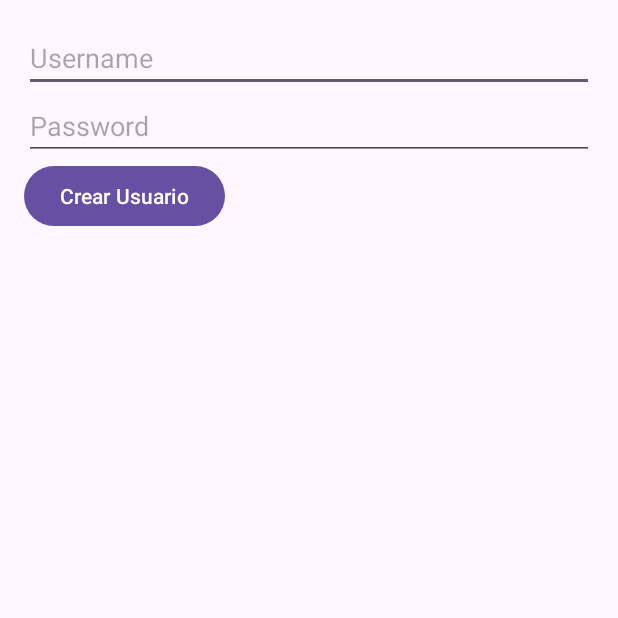
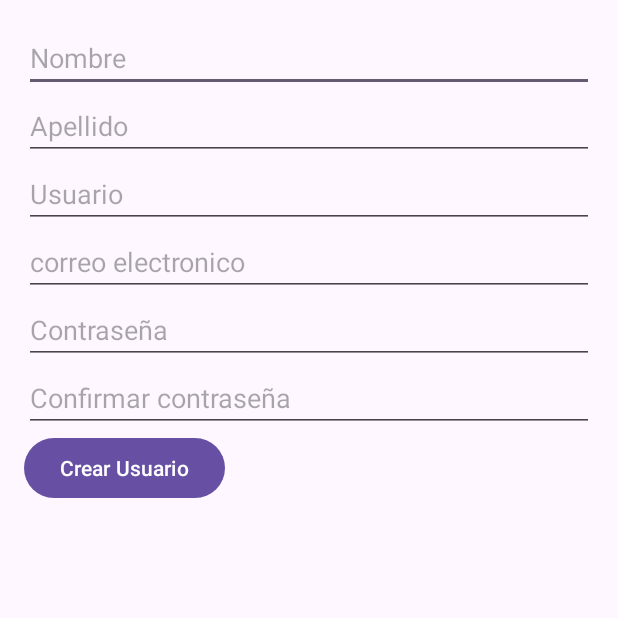
Before and after one commit to Will0695/FAWHA, an Android app: the NewUser screen opened directly, with no data from a screen before it, after a tap on "Crear Usuario", on a phone screen of 412 x 824 dp, the top half of it. Run offline under Robolectric (Android 15) with nearby library versions, the phone set to English and light mode, and no system bars; network calls fail.

Commit message:
PESTAÑA INGRESO USUARIOS- By William

```diff
--- a/app/src/main/java/com/example/pruebafinalis/NewUser.java
+++ b/app/src/main/java/com/example/pruebafinalis/NewUser.java
@@ -7,55 +7,60 @@ import android.widget.Button;
 import android.widget.EditText;
 import android.widget.Toast;
 
-import androidx.activity.EdgeToEdge;
-import androidx.appcompat.app.AppCompatActivity;
-import androidx.core.graphics.Insets;
-import androidx.core.view.ViewCompat;
-import androidx.core.view.WindowInsetsCompat;
-
-import org.jetbrains.annotations.Nullable;
-
 import androidx.appcompat.app.AppCompatActivity;
 
 public class NewUser extends AppCompatActivity {
-    private EditText usernameEditText;
-    private EditText passwordEditText;
+
+    private EditText usernameEditText, apellidoEditText, nombre_usuarioEditText, correoEditText, passwordEditText, confirpasswordEditText;
+    private Button crearButton;
 
     @Override
     protected void onCreate(Bundle savedInstanceState) {
         super.onCreate(savedInstanceState);
         setContentView(R.layout.activity_new_user);
 
+        // Inicializar vistas
         usernameEditText = findViewById(R.id.usernameEditText);
+        apellidoEditText = findViewById(R.id.apellidoEditText);
+        nombre_usuarioEditText = findViewById(R.id.nombre_usuarioEditText);
+        correoEditText = findViewById(R.id.correoEditText);
         passwordEditText = findViewById(R.id.passwordEditText);
+        confirpasswordEditText = findViewById(R.id.confirpasswordEditText);
+        crearButton = findViewById(R.id.crearButton);
 
-        Button crearButton = findViewById(R.id.crearButton);
+        // Configurar el botón de crear usuario
         crearButton.setOnClickListener(new View.OnClickListener() {
             @Override
             public void onClick(View v) {
-                crearUsuario();
+                // Obtener los valores ingresados por el usuario
+                String nombre = usernameEditText.getText().toString();
+                String apellido = apellidoEditText.getText().toString();
+                String nombreUsuario = nombre_usuarioEditText.getText().toString();
+                String correo = correoEditText.getText().toString();
+                String password = passwordEditText.getText().toString();
+                String confirmPassword = confirpasswordEditText.getText().toString();
+
+                // Verificar si se han ingresado todos los campos
+                if (nombre.isEmpty() || apellido.isEmpty() || nombreUsuario.isEmpty() || correo.isEmpty() || password.isEmpty() || confirmPassword.isEmpty()) {
+                    Toast.makeText(NewUser.this, "Por favor, complete todos los campos", Toast.LENGTH_SHORT).show();
+                    return;
+                }
+
+                // Verificar si las contraseñas coinciden
+                if (!password.equals(confirmPassword)) {
+                    Toast.makeText(NewUser.this, "Las contraseñas no coinciden", Toast.LENGTH_SHORT).show();
+                    return;
+                }
+
+                // Aquí puedes agregar la lógica para guardar el usuario en tu base de datos o realizar cualquier otra acción necesaria
+                // Por ahora, simplemente mostramos un mensaje de éxito
+                Toast.makeText(NewUser.this, "Usuario creado exitosamente", Toast.LENGTH_SHORT).show();
+
+                // Dirigir al usuario a la actividad Usuario
+                Intent intent = new Intent(NewUser.this, Usuario.class);
+                startActivity(intent);
+                finish(); // Opcional: para cerrar la actividad actual después de iniciar la actividad Usuario
             }
         });
     }
-
-    private void crearUsuario() {
-        String username = usernameEditText.getText().toString().trim();
-        String password = passwordEditText.getText().toString().trim();
-
-        if (username.isEmpty() || password.isEmpty()) {
-            Toast.makeText(this, "Por favor, complete todos los campos", Toast.LENGTH_SHORT).show();
-            return;
-        }
-
-        // Aquí puedes agregar la lógica para crear un nuevo usuario, por ejemplo, enviando los datos a un servidor
-        // Para este ejemplo, solo mostraré un mensaje de éxito
-
-        Toast.makeText(this, "Usuario creado exitosamente", Toast.LENGTH_SHORT).show();
-
-        // Opcionalmente, podrías redirigir al usuario a otra actividad
-        // Intent intent = new Intent(NewUser.this, AnotherActivity.class);
-        // startActivity(intent);
-        // finish();
-    }
-
 }
--- a/app/src/main/res/layout/activity_new_user.xml
+++ b/app/src/main/res/layout/activity_new_user.xml
@@ -11,13 +11,39 @@
         android:id="@+id/usernameEditText"
         android:layout_width="match_parent"
         android:layout_height="wrap_content"
-        android:hint="Username" />
+        android:hint="Nombre" />
+
+    <EditText
+        android:id="@+id/apellidoEditText"
+        android:layout_width="match_parent"
+        android:layout_height="wrap_content"
+        android:hint="Apellido " />
+
+    <EditText
+        android:id="@+id/nombre_usuarioEditText"
+        android:layout_width="match_parent"
+        android:layout_height="wrap_content"
+        android:hint="Usuario" />
+
+    <EditText
+        android:id="@+id/correoEditText"
+        android:layout_width="match_parent"
+        android:layout_height="wrap_content"
+        android:hint="correo electronico" />
+
 
     <EditText
         android:id="@+id/passwordEditText"
         android:layout_width="match_parent"
         android:layout_height="wrap_content"
-        android:hint="Password"
+        android:hint="Contraseña"
+        android:inputType="textPassword" />
+
+    <EditText
+        android:id="@+id/confirpasswordEditText"
+        android:layout_width="match_parent"
+        android:layout_height="wrap_content"
+        android:hint="Confirmar contraseña"
         android:inputType="textPassword" />
 
     <Button
@@ -26,4 +52,6 @@
         android:layout_height="wrap_content"
         android:text="Crear Usuario" />
 
+
+
 </LinearLayout>
--- /dev/null
+++ b/app/src/main/res/values/arrays.xml
@@ -0,0 +1,7 @@
+<?xml version="1.0" encoding="utf-8"?>
+<resources>
+    <string-array name="roles_array">
+        <item>Administrador</item>
+        <item>Vendedor</item>
+    </string-array>
+</resources>
--- a/app/src/main/res/values/strings.xml
+++ b/app/src/main/res/values/strings.xml
@@ -2,4 +2,5 @@
     <string name="app_name">FHAWA</string>
     <string name="menu_button_text">Ir al menú</string>
     <string name="cerrar_sesion">Cerrar Sesión</string>
+
 </resources>
```
